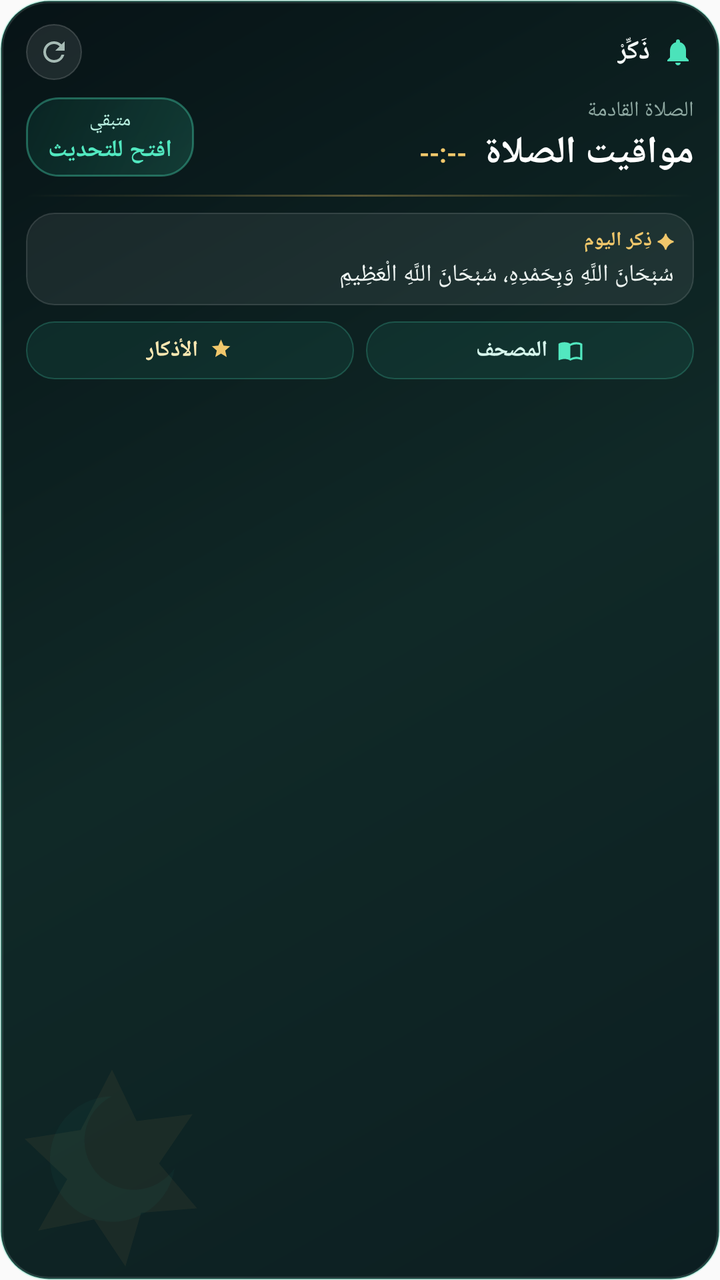
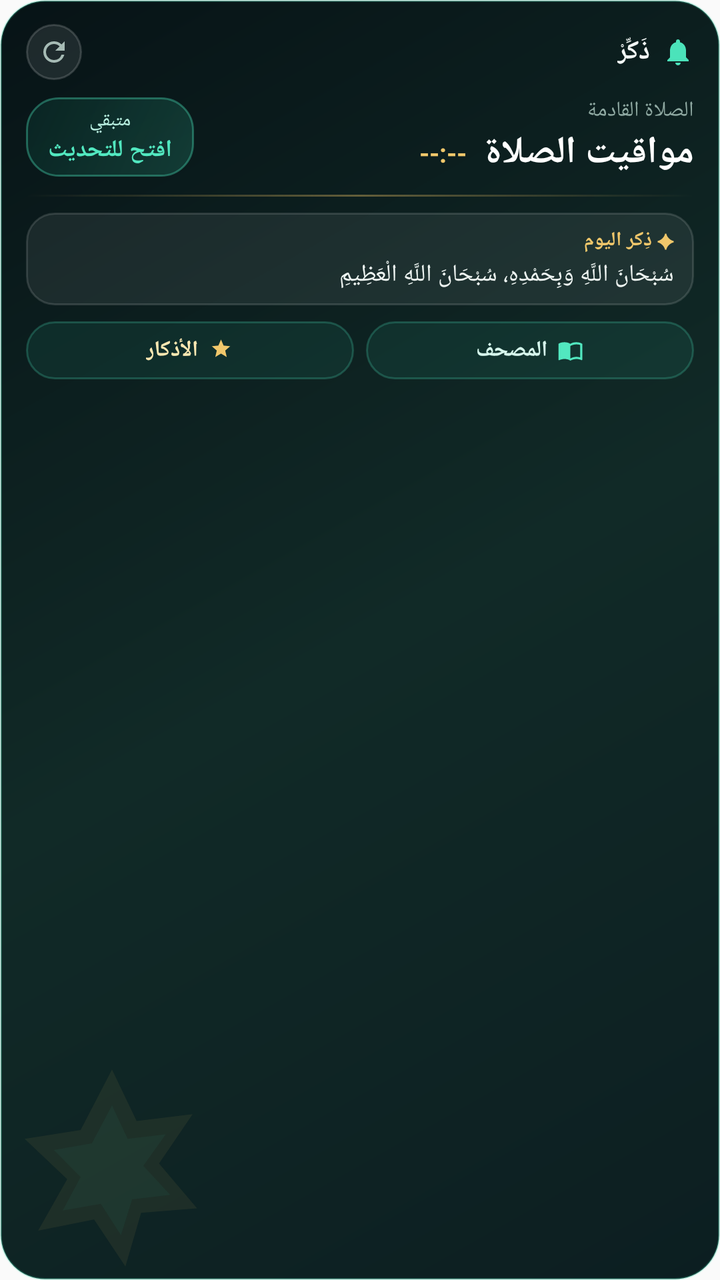

An Android layout rendered at two revisions. The XML below is the earlier revision; the diff shows what the commit changed to produce the second picture.
<!-- AndroidManifest.xml: application theme AppTheme -->
<!-- res/layout/widget_prayer_dhikr.xml -->
<?xml version="1.0" encoding="utf-8"?>
<FrameLayout xmlns:android="http://schemas.android.com/apk/res/android"
    android:id="@+id/widgetRoot"
    android:layout_width="match_parent"
    android:layout_height="match_parent"
    android:background="@drawable/widget_bg"
    android:layoutDirection="rtl">

    
    <ImageView
        android:layout_width="112dp"
        android:layout_height="112dp"
        android:layout_gravity="bottom|end"
        android:contentDescription="@null"
        android:scaleType="fitCenter"
        android:src="@drawable/widget_crescent_watermark" />

    <LinearLayout
        android:layout_width="match_parent"
        android:layout_height="match_parent"
        android:orientation="vertical"
        android:paddingStart="13dp"
        android:paddingTop="12dp"
        android:paddingEnd="13dp"
        android:paddingBottom="11dp">

        
        <LinearLayout
            android:id="@+id/widgetPrayerArea"
            android:layout_width="match_parent"
            android:layout_height="wrap_content"
            android:orientation="vertical">

            
            <LinearLayout
                android:layout_width="match_parent"
                android:layout_height="wrap_content"
                android:gravity="center_vertical"
                android:orientation="horizontal">

                <ImageView
                    android:layout_width="16dp"
                    android:layout_height="16dp"
                    android:contentDescription="@string/app_name"
                    android:src="@drawable/ic_stat_adhan"
                    android:tint="#4BE3BA" />

                <TextView
                    android:id="@+id/widgetBrandTitle"
                    android:layout_width="wrap_content"
                    android:layout_height="wrap_content"
                    android:layout_marginStart="6dp"
                    android:text="@string/app_name"
                    android:textColor="#F2F7F5"
                    android:textSize="13sp"
                    android:textStyle="bold" />

                <TextView
                    android:id="@+id/widgetCityName"
                    android:layout_width="0dp"
                    android:layout_height="wrap_content"
                    android:layout_marginStart="6dp"
                    android:layout_weight="1"
                    android:ellipsize="end"
                    android:maxLines="1"
                    android:text=""
                    android:textColor="#8FA9A2"
                    android:textSize="11sp" />

                <ImageView
                    android:id="@+id/widgetRefreshBtn"
                    android:layout_width="28dp"
                    android:layout_height="28dp"
                    android:background="@drawable/widget_icon_btn_bg"
                    android:contentDescription="@string/widget_refresh_desc"
                    android:padding="6dp"
                    android:scaleType="centerInside"
                    android:clickable="true"
                    android:src="@drawable/ic_widget_refresh" />
            </LinearLayout>

            
            <LinearLayout
                android:layout_width="match_parent"
                android:layout_height="wrap_content"
                android:layout_marginTop="8dp"
                android:gravity="center_vertical"
                android:orientation="horizontal">

                <LinearLayout
                    android:layout_width="0dp"
                    android:layout_height="wrap_content"
                    android:layout_weight="1"
                    android:orientation="vertical">

                    <TextView
                        android:id="@+id/widgetNextLabel"
                        android:layout_width="wrap_content"
                        android:layout_height="wrap_content"
                        android:text="@string/widget_next_prayer"
                        android:textColor="#8FA9A2"
                        android:textSize="10.5sp" />

                    <LinearLayout
                        android:layout_width="wrap_content"
                        android:layout_height="wrap_content"
                        android:layout_marginTop="1dp"
                        android:gravity="center_vertical"
                        android:orientation="horizontal">

                        <TextView
                            android:id="@+id/widgetPrayerName"
                            android:layout_width="wrap_content"
                            android:layout_height="wrap_content"
                            android:text="@string/widget_default_prayer"
                            android:textColor="#FFFFFF"
                            android:textSize="19sp"
                            android:textStyle="bold" />

                        <TextView
                            android:id="@+id/widgetPrayerTime"
                            android:layout_width="wrap_content"
                            android:layout_height="wrap_content"
                            android:layout_marginStart="8dp"
                            android:text="--:--"
                            android:textColor="#F0C76B"
                            android:textSize="13sp"
                            android:textStyle="bold" />
                    </LinearLayout>
                </LinearLayout>

                
                <LinearLayout
                    android:id="@+id/widgetCountdownBadge"
                    android:layout_width="wrap_content"
                    android:layout_height="wrap_content"
                    android:background="@drawable/widget_badge_bg"
                    android:gravity="center"
                    android:minWidth="84dp"
                    android:orientation="vertical"
                    android:paddingStart="11dp"
                    android:paddingTop="5dp"
                    android:paddingEnd="11dp"
                    android:paddingBottom="5dp">

                    <TextView
                        android:id="@+id/widgetRemainingLabel"
                        android:layout_width="wrap_content"
                        android:layout_height="wrap_content"
                        android:text="@string/widget_remaining"
                        android:textColor="#B8EFE0"
                        android:textSize="9.5sp" />

                    <Chronometer
                        android:id="@+id/widgetCountdownChrono"
                        android:layout_width="wrap_content"
                        android:layout_height="wrap_content"
                        android:layoutDirection="ltr"
                        android:textColor="#52E8C0"
                        android:textSize="14.5sp"
                        android:textStyle="bold"
                        android:visibility="gone" />

                    <TextView
                        android:id="@+id/widgetCountdownText"
                        android:layout_width="wrap_content"
                        android:layout_height="wrap_content"
                        android:text="@string/widget_tap_to_sync"
                        android:textColor="#52E8C0"
                        android:textSize="12sp"
                        android:textStyle="bold" />
                </LinearLayout>
            </LinearLayout>
        </LinearLayout>

        
        <View
            android:layout_width="match_parent"
            android:layout_height="1dp"
            android:layout_marginTop="8dp"
            android:background="@drawable/widget_gold_divider" />

        
        <LinearLayout
            android:id="@+id/widgetDhikrArea"
            android:layout_width="match_parent"
            android:layout_height="wrap_content"
            android:layout_marginTop="8dp"
            android:background="@drawable/widget_dhikr_bg"
            android:orientation="vertical"
            android:paddingStart="10dp"
            android:paddingTop="7dp"
            android:paddingEnd="10dp"
            android:paddingBottom="7dp">

            <TextView
                android:id="@+id/widgetDhikrLabel"
                android:layout_width="match_parent"
                android:layout_height="wrap_content"
                android:gravity="start"
                android:text="✦ ذِكر اليوم"
                android:textColor="#F0C76B"
                android:textSize="10sp"
                android:textStyle="bold" />

            <TextView
                android:id="@+id/widgetDhikrText"
                android:layout_width="match_parent"
                android:layout_height="wrap_content"
                android:layout_marginTop="2dp"
                android:ellipsize="end"
                android:gravity="start"
                android:lineSpacingExtra="2dp"
                android:maxLines="2"
                android:text="@string/widget_default_dhikr"
                android:textColor="#EEF5F2"
                android:textSize="12sp" />
        </LinearLayout>

        
        <LinearLayout
            android:layout_width="match_parent"
            android:layout_height="wrap_content"
            android:layout_marginTop="8dp"
            android:gravity="center_vertical"
            android:orientation="horizontal">

            <LinearLayout
                android:id="@+id/widgetShortcutQuran"
                android:layout_width="0dp"
                android:layout_height="29dp"
                android:layout_marginEnd="6dp"
                android:layout_weight="1"
                android:background="@drawable/widget_pill_bg"
                android:gravity="center"
                android:orientation="horizontal">

                <ImageView
                    android:layout_width="13dp"
                    android:layout_height="13dp"
                    android:clickable="false"
                    android:contentDescription="@null"
                    android:focusable="false"
                    android:src="@drawable/ic_widget_quran" />

                <TextView
                    android:layout_width="wrap_content"
                    android:layout_height="wrap_content"
                    android:layout_marginStart="5dp"
                    android:clickable="false"
                    android:focusable="false"
                    android:text="@string/widget_shortcut_quran"
                    android:textColor="#D6F6EC"
                    android:textSize="11sp"
                    android:textStyle="bold" />
            </LinearLayout>

            <LinearLayout
                android:id="@+id/widgetShortcutAzkar"
                android:layout_width="0dp"
                android:layout_height="29dp"
                android:layout_weight="1"
                android:background="@drawable/widget_pill_bg"
                android:gravity="center"
                android:orientation="horizontal">

                <ImageView
                    android:layout_width="13dp"
                    android:layout_height="13dp"
                    android:clickable="false"
                    android:contentDescription="@null"
                    android:focusable="false"
                    android:src="@drawable/ic_widget_azkar" />

                <TextView
                    android:layout_width="wrap_content"
                    android:layout_height="wrap_content"
                    android:layout_marginStart="5dp"
                    android:clickable="false"
                    android:focusable="false"
                    android:text="@string/widget_shortcut_azkar"
                    android:textColor="#FCE8B2"
                    android:textSize="11sp"
                    android:textStyle="bold" />
            </LinearLayout>
        </LinearLayout>

    </LinearLayout>
</FrameLayout>
<!-- resources referenced by this layout -->
<resources>
  <!-- drawable ic_stat_adhan (drawable) -->
  <?xml version="1.0" encoding="utf-8"?>
  <vector xmlns:android="http://schemas.android.com/apk/res/android"
      android:width="24dp"
      android:height="24dp"
      android:viewportWidth="24"
      android:viewportHeight="24">
      <path
          android:fillColor="#FFFFFFFF"
          android:pathData="M12,22c1.1,0 2,-0.9 2,-2h-4c0,1.1 0.9,2 2,2zM18,16v-5c0,-3.07 -1.63,-5.64 -4.5,-6.32V4c0,-0.83 -0.67,-1.5 -1.5,-1.5s-1.5,0.67 -1.5,1.5v0.68C7.64,5.36 6,7.92 6,11v5l-2,2v1h16v-1l-2,-2z" />
  </vector>
  <!-- drawable widget_bg (drawable) -->
  <?xml version="1.0" encoding="utf-8"?>
  <layer-list xmlns:android="http://schemas.android.com/apk/res/android">
      <item>
          <shape android:shape="rectangle">
              <gradient
                  android:angle="135"
                  android:startColor="#0C1E21"
                  android:centerColor="#102927"
                  android:endColor="#071316" />
              <corners android:radius="24dp" />
              <stroke
                  android:width="1dp"
                  android:color="#4034D1A8" />
          </shape>
      </item>
      <item android:top="1dp" android:left="1dp" android:right="1dp" android:bottom="1dp">
          <shape android:shape="rectangle">
              <solid android:color="#00000000" />
              <corners android:radius="23dp" />
              <stroke
                  android:width="0.7dp"
                  android:color="#1CFFFFFF" />
          </shape>
      </item>
  </layer-list>
  <!-- drawable widget_crescent_watermark (drawable) -->
  <?xml version="1.0" encoding="utf-8"?>
  <vector xmlns:android="http://schemas.android.com/apk/res/android"
      android:width="112dp"
      android:height="112dp"
      android:viewportWidth="100"
      android:viewportHeight="100">
      
      <path
          android:fillColor="#0FE6BD62"
          android:pathData="M50,6 L61,29 L86,26 L71,48 L88,68 L63,70 L56,94 L42,73 L17,78 L30,55 L11,37 L36,33 Z" />
      <path
          android:fillColor="#0A34D1A8"
          android:pathData="M50,18 A28,28 0 1,0 78,50 A22,22 0 1,1 50,18 Z" />
  </vector>
  <!-- drawable widget_dhikr_bg (drawable) -->
  <?xml version="1.0" encoding="utf-8"?>
  <shape xmlns:android="http://schemas.android.com/apk/res/android"
      android:shape="rectangle">
      <solid android:color="#12FFFFFF" />
      <corners android:radius="14dp" />
      <stroke
          android:width="0.8dp"
          android:color="#22FFFFFF" />
  </shape>
  <!-- drawable widget_gold_divider (drawable) -->
  <?xml version="1.0" encoding="utf-8"?>
  <shape xmlns:android="http://schemas.android.com/apk/res/android"
      android:shape="rectangle">
      <gradient
          android:angle="0"
          android:startColor="#00E6BD62"
          android:centerColor="#59E6BD62"
          android:endColor="#00E6BD62" />
  </shape>
  <!-- drawable widget_icon_btn_bg (drawable) -->
  <?xml version="1.0" encoding="utf-8"?>
  <shape xmlns:android="http://schemas.android.com/apk/res/android"
      android:shape="oval">
      <solid android:color="#17FFFFFF" />
      <stroke
          android:width="0.8dp"
          android:color="#29FFFFFF" />
  </shape>
  <!-- drawable widget_pill_bg (drawable) -->
  <?xml version="1.0" encoding="utf-8"?>
  <shape xmlns:android="http://schemas.android.com/apk/res/android"
      android:shape="rectangle">
      <solid android:color="#1634D1A8" />
      <corners android:radius="14dp" />
      <stroke
          android:width="0.8dp"
          android:color="#3D4BE3BA" />
  </shape>
  <string name="app_name">ذَكِّرْ</string>
  <string name="widget_default_dhikr">سُبْحَانَ اللَّهِ وَبِحَمْدِهِ، سُبْحَانَ اللَّهِ الْعَظِيمِ</string>
  <string name="widget_default_prayer">مواقيت الصلاة</string>
  <string name="widget_next_prayer">الصلاة القادمة</string>
  <string name="widget_refresh_desc">تحديث الذكر والمواقيت</string>
  <string name="widget_remaining">متبقي</string>
  <string name="widget_shortcut_azkar">الأذكار</string>
  <string name="widget_shortcut_quran">المصحف</string>
  <string name="widget_tap_to_sync">افتح للتحديث</string>
  <!-- unchanged entries left out for length: 5 -->
</resources>

<!-- the commit's change to res/layout/widget_prayer_dhikr.xml (unified diff, before → after) -->
@@ -42,8 +42,7 @@
                     android:layout_width="16dp"
                     android:layout_height="16dp"
                     android:contentDescription="@string/app_name"
-                    android:src="@drawable/ic_stat_adhan"
-                    android:tint="#4BE3BA" />
+                    android:src="@drawable/ic_widget_brand" />
 
                 <TextView
                     android:id="@+id/widgetBrandTitle"
@@ -67,7 +66,7 @@
                     android:textColor="#8FA9A2"
                     android:textSize="11sp" />
 
-                <ImageView
+                <ImageButton
                     android:id="@+id/widgetRefreshBtn"
                     android:layout_width="28dp"
                     android:layout_height="28dp"
@@ -75,7 +74,6 @@
                     android:contentDescription="@string/widget_refresh_desc"
                     android:padding="6dp"
                     android:scaleType="centerInside"
-                    android:clickable="true"
                     android:src="@drawable/ic_widget_refresh" />
             </LinearLayout>
 
@@ -174,11 +172,13 @@
         </LinearLayout>
 
         
-        <View
+        <ImageView
             android:layout_width="match_parent"
             android:layout_height="1dp"
             android:layout_marginTop="8dp"
-            android:background="@drawable/widget_gold_divider" />
+            android:contentDescription="@null"
+            android:scaleType="fitXY"
+            android:src="@drawable/widget_gold_divider" />
 
         
         <LinearLayout
<!-- resource entries referenced after the edit -->
@@ -1,42 +1,30 @@
 <!-- resources referenced by this layout -->
 <resources>
-  <!-- drawable ic_stat_adhan (drawable) -->
+  <!-- drawable ic_widget_brand (drawable) -->
   <?xml version="1.0" encoding="utf-8"?>
   <vector xmlns:android="http://schemas.android.com/apk/res/android"
-      android:width="24dp"
-      android:height="24dp"
+      android:width="18dp"
+      android:height="18dp"
       android:viewportWidth="24"
       android:viewportHeight="24">
       <path
-          android:fillColor="#FFFFFFFF"
+          android:fillColor="#4BE3BA"
           android:pathData="M12,22c1.1,0 2,-0.9 2,-2h-4c0,1.1 0.9,2 2,2zM18,16v-5c0,-3.07 -1.63,-5.64 -4.5,-6.32V4c0,-0.83 -0.67,-1.5 -1.5,-1.5s-1.5,0.67 -1.5,1.5v0.68C7.64,5.36 6,7.92 6,11v5l-2,2v1h16v-1l-2,-2z" />
   </vector>
   <!-- drawable widget_bg (drawable) -->
   <?xml version="1.0" encoding="utf-8"?>
-  <layer-list xmlns:android="http://schemas.android.com/apk/res/android">
-      <item>
-          <shape android:shape="rectangle">
-              <gradient
-                  android:angle="135"
-                  android:startColor="#0C1E21"
-                  android:centerColor="#102927"
-                  android:endColor="#071316" />
-              <corners android:radius="24dp" />
-              <stroke
-                  android:width="1dp"
-                  android:color="#4034D1A8" />
-          </shape>
-      </item>
-      <item android:top="1dp" android:left="1dp" android:right="1dp" android:bottom="1dp">
-          <shape android:shape="rectangle">
-              <solid android:color="#00000000" />
-              <corners android:radius="23dp" />
-              <stroke
-                  android:width="0.7dp"
-                  android:color="#1CFFFFFF" />
-          </shape>
-      </item>
-  </layer-list>
+  <shape xmlns:android="http://schemas.android.com/apk/res/android"
+      android:shape="rectangle">
+      <gradient
+          android:angle="135"
+          android:startColor="#0C1E21"
+          android:centerColor="#112A27"
+          android:endColor="#071316" />
+      <corners android:radius="22dp" />
+      <stroke
+          android:width="1dp"
+          android:color="#4034D1A8" />
+  </shape>
   <!-- drawable widget_crescent_watermark (drawable) -->
   <?xml version="1.0" encoding="utf-8"?>
   <vector xmlns:android="http://schemas.android.com/apk/res/android"
@@ -46,11 +34,11 @@
       android:viewportHeight="100">
       
       <path
-          android:fillColor="#0FE6BD62"
+          android:fillColor="#12E6BD62"
           android:pathData="M50,6 L61,29 L86,26 L71,48 L88,68 L63,70 L56,94 L42,73 L17,78 L30,55 L11,37 L36,33 Z" />
       <path
-          android:fillColor="#0A34D1A8"
-          android:pathData="M50,18 A28,28 0 1,0 78,50 A22,22 0 1,1 50,18 Z" />
+          android:fillColor="#0D34D1A8"
+          android:pathData="M50,22 L57,37 L74,35 L64,49 L76,62 L59,64 L54,80 L45,66 L28,69 L36,54 L24,42 L41,39 Z" />
   </vector>
   <!-- drawable widget_dhikr_bg (drawable) -->
   <?xml version="1.0" encoding="utf-8"?>
@@ -59,17 +47,20 @@
       <solid android:color="#12FFFFFF" />
       <corners android:radius="14dp" />
       <stroke
-          android:width="0.8dp"
+          android:width="1dp"
           android:color="#22FFFFFF" />
   </shape>
   <!-- drawable widget_gold_divider (drawable) -->
   <?xml version="1.0" encoding="utf-8"?>
   <shape xmlns:android="http://schemas.android.com/apk/res/android"
       android:shape="rectangle">
+      <size
+          android:width="240dp"
+          android:height="1dp" />
       <gradient
           android:angle="0"
           android:startColor="#00E6BD62"
-          android:centerColor="#59E6BD62"
+          android:centerColor="#66E6BD62"
           android:endColor="#00E6BD62" />
   </shape>
   <!-- drawable widget_icon_btn_bg (drawable) -->
@@ -78,7 +69,7 @@
       android:shape="oval">
       <solid android:color="#17FFFFFF" />
       <stroke
-          android:width="0.8dp"
+          android:width="1dp"
           android:color="#29FFFFFF" />
   </shape>
   <!-- drawable widget_pill_bg (drawable) -->
@@ -88,7 +79,7 @@
       <solid android:color="#1634D1A8" />
       <corners android:radius="14dp" />
       <stroke
-          android:width="0.8dp"
+          android:width="1dp"
           android:color="#3D4BE3BA" />
   </shape>
   <string name="app_name">ذَكِّرْ</string>
